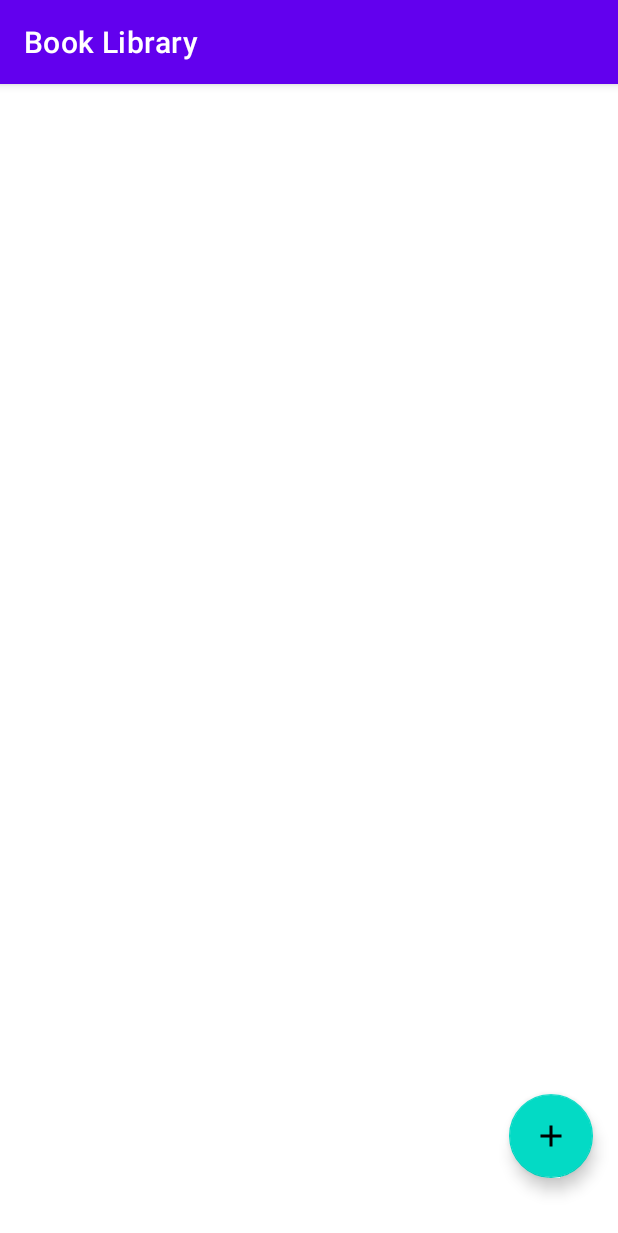
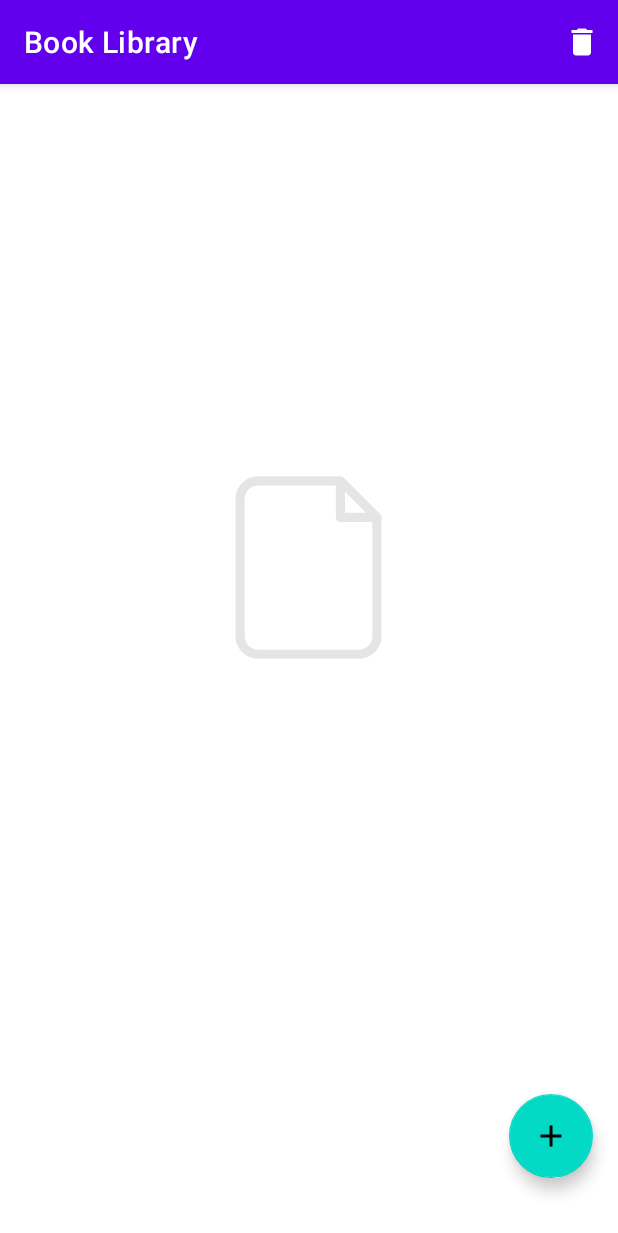
Before and after one commit to Anas-Nabih/Note-Book-App, an Android app: the screen it shows after launch (MainActivity), on a phone screen of 412 x 824 dp. Shown: the top 1233 px of the screen. Run offline under Robolectric (Android 15) with nearby library versions, the phone set to English and light mode, and no system bars.

Commit message:
Handle Delete Process

```diff
--- a/app/src/main/AndroidManifest.xml
+++ b/app/src/main/AndroidManifest.xml
@@ -10,7 +10,6 @@
         android:supportsRtl="true"
         android:theme="@style/Theme.Note_book_app">
         <activity
-            android:label="Update Book"
             android:parentActivityName=".MainActivity"
             android:name=".UpdateActivity"
             android:exported="false" />
--- a/app/src/main/java/com/example/note_book_app/MainActivity.java
+++ b/app/src/main/java/com/example/note_book_app/MainActivity.java
@@ -1,12 +1,19 @@
 package com.example.note_book_app;
 
+import android.content.DialogInterface;
 import android.content.Intent;
 import android.database.Cursor;
 import android.os.Bundle;
+import android.view.Menu;
+import android.view.MenuInflater;
+import android.view.MenuItem;
 import android.view.View;
+import android.widget.ImageView;
 import android.widget.Toast;
 
+import androidx.annotation.NonNull;
 import androidx.annotation.Nullable;
+import androidx.appcompat.app.AlertDialog;
 import androidx.appcompat.app.AppCompatActivity;
 import androidx.recyclerview.widget.LinearLayoutManager;
 import androidx.recyclerview.widget.RecyclerView;
@@ -19,6 +26,7 @@ public class MainActivity extends AppCompatActivity {
 
     private RecyclerView recyclerView;
     private FloatingActionButton add_button;
+    private ImageView emptyPLaceHolder;
 
     private DatabaseHelper DB;
     private ArrayList<String> book_id, book_title, book_author, book_pages;
@@ -31,6 +39,7 @@ public class MainActivity extends AppCompatActivity {
 
         recyclerView = findViewById(R.id.recyclerViewId);
         add_button = findViewById(R.id.add_button_Id);
+        emptyPLaceHolder = findViewById(R.id.emptyPlaceHolder);
 
         add_button.setOnClickListener(new View.OnClickListener() {
             @Override
@@ -66,6 +75,7 @@ public class MainActivity extends AppCompatActivity {
         Cursor cursor = DB.readAllData();
 
         if (cursor.getCount() == 0) {
+            emptyPLaceHolder.setVisibility(View.VISIBLE);
             Toast.makeText(MainActivity.this, "No Data Found.", Toast.LENGTH_SHORT).show();
         } else {
             while (cursor.moveToNext()) {
@@ -74,6 +84,48 @@ public class MainActivity extends AppCompatActivity {
                 book_author.add(cursor.getString(2));
                 book_pages.add(cursor.getString(3));
             }
+            emptyPLaceHolder.setVisibility(View.GONE);
         }
     }
+
+    @Override
+    public boolean onCreateOptionsMenu(Menu menu) {
+        MenuInflater menuInflater = getMenuInflater();
+        menuInflater.inflate(R.menu.my_menu,menu);
+        return super.onCreateOptionsMenu(menu);
+    }
+
+    @Override
+    public boolean onOptionsItemSelected(@NonNull MenuItem item) {
+        if(item.getItemId() == R.id.delete_all){
+            confirmDialog();
+        }
+        return super.onOptionsItemSelected(item);
+    }
+
+    void confirmDialog(){
+        AlertDialog.Builder alertDialog = new AlertDialog.Builder(this);
+        alertDialog.setTitle("Delete All?");
+        alertDialog.setMessage("Do you want to delete all?") ;
+        alertDialog.setPositiveButton("Yes", new DialogInterface.OnClickListener() {
+            @Override
+            public void onClick(DialogInterface dialogInterface, int i) {
+                DatabaseHelper DB = new DatabaseHelper(MainActivity.this);
+                DB.deleteAll();
+                Intent intent = new Intent(MainActivity.this,MainActivity.class);
+                startActivity(intent);
+                finish();
+            }
+        });
+        alertDialog.setNegativeButton("No", new DialogInterface.OnClickListener() {
+            @Override
+            public void onClick(DialogInterface dialogInterface, int i) {
+
+            }
+        });
+
+        alertDialog.create().show();
+
+    }
+
 }
--- /dev/null
+++ b/app/src/main/res/drawable/ic_delete.xml
@@ -0,0 +1,5 @@
+<vector android:height="24dp" android:tint="#FFFFFF"
+    android:viewportHeight="24" android:viewportWidth="24"
+    android:width="24dp" xmlns:android="http://schemas.android.com/apk/res/android">
+    <path android:fillColor="@android:color/white" android:pathData="M6,19c0,1.1 0.9,2 2,2h8c1.1,0 2,-0.9 2,-2V7H6v12zM19,4h-3.5l-1,-1h-5l-1,1H5v2h14V4z"/>
+</vector>
--- /dev/null
+++ b/app/src/main/res/drawable/ic_empty.xml
@@ -0,0 +1,9 @@
+<vector xmlns:android="http://schemas.android.com/apk/res/android"
+    android:width="24dp"
+    android:height="24dp"
+    android:viewportWidth="24"
+    android:viewportHeight="24">
+  <path
+      android:fillColor="#FF000000"
+      android:pathData="M20,6.528L20,19.5C20,20.8807 18.8807,22 17.5,22L6.5,22C5.1193,22 4,20.8807 4,19.5L4,4.5C4,3.1193 5.1193,2 6.5,2L15.472,2C15.6048,1.9916 15.7429,2.0358 15.8536,2.1464L19.8536,6.1464C19.9642,6.2571 20.0084,6.3952 20,6.528ZM15,3L6.5,3C5.6716,3 5,3.6716 5,4.5L5,19.5C5,20.3284 5.6716,21 6.5,21L17.5,21C18.3284,21 19,20.3284 19,19.5L19,7L15.5,7C15.2239,7 15,6.7761 15,6.5L15,3ZM16,3.7071L16,6L18.2929,6L16,3.7071Z"/>
+</vector>
--- a/app/src/main/res/layout/activity_main.xml
+++ b/app/src/main/res/layout/activity_main.xml
@@ -31,4 +31,17 @@
         app:layout_constraintTop_toTopOf="parent"
         app:layout_constraintVertical_bias="1.0" />
 
+    <ImageView
+        android:id="@+id/emptyPlaceHolder"
+        android:layout_width="146dp"
+        android:layout_height="170dp"
+        app:layout_constraintBottom_toBottomOf="parent"
+        app:layout_constraintEnd_toEndOf="parent"
+        app:layout_constraintHorizontal_bias="0.498"
+        app:layout_constraintStart_toStartOf="parent"
+        app:layout_constraintTop_toTopOf="parent"
+        app:layout_constraintVertical_bias="0.397"
+        android:alpha="0.1"
+        app:srcCompat="@drawable/ic_empty" />
+
 </androidx.constraintlayout.widget.ConstraintLayout>
--- /dev/null
+++ b/app/src/main/res/menu/my_menu.xml
@@ -0,0 +1,8 @@
+<?xml version="1.0" encoding="utf-8"?>
+<menu xmlns:android="http://schemas.android.com/apk/res/android"
+    xmlns:app="http://schemas.android.com/apk/res-auto">
+<item android:id="@+id/delete_all"
+    android:title="Delete All"
+    app:showAsAction="always"
+    android:icon="@drawable/ic_delete"/>
+</menu>
```
Also changed, not shown: app/src/main/java/com/example/note_book_app/DatabaseHelper.java (+16 -0 lines), app/src/main/java/com/example/note_book_app/UpdateActivity.java (+41 -1 lines), app/src/main/res/layout/activity_update.xml (+11 -0 lines).
